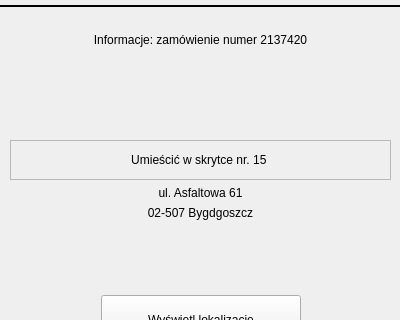
Old version of the form orderDetailsWidget.ui in the repository RoboAsystent/Pralnie-IPR; both pictures show x 0 to 400 and y 95 to 415 of the 400 by 650 pixel window.
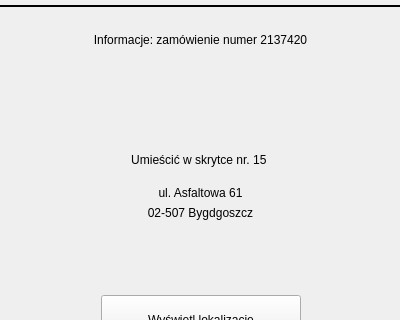
New version of the form.

```diff
--- a/orderDetailsWidget.ui
+++ b/orderDetailsWidget.ui
@@ -302,7 +302,7 @@
         </property>
        </spacer>
       </item>
-      <item row="1" column="0">
+      <item row="1" column="0" alignment="Qt::AlignHCenter">
        <widget class="QLabel" name="label">
         <property name="minimumSize">
          <size>
@@ -323,7 +323,7 @@
          </size>
         </property>
         <property name="frameShape">
-         <enum>QFrame::StyledPanel</enum>
+         <enum>QFrame::NoFrame</enum>
         </property>
         <property name="text">
          <string>Umieścić w skrytce nr. 15 </string>
```
